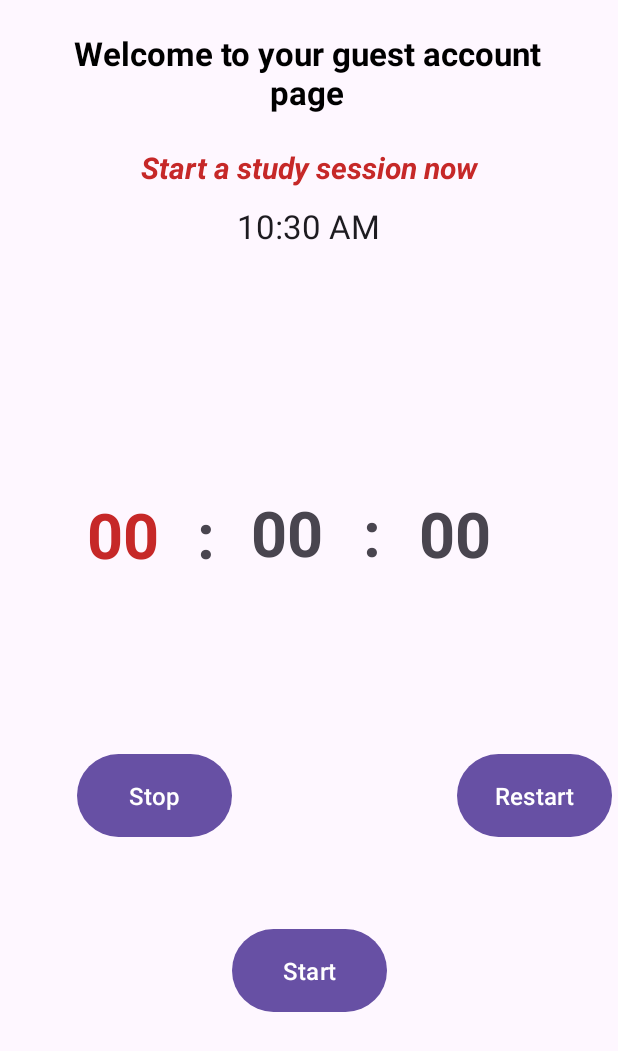
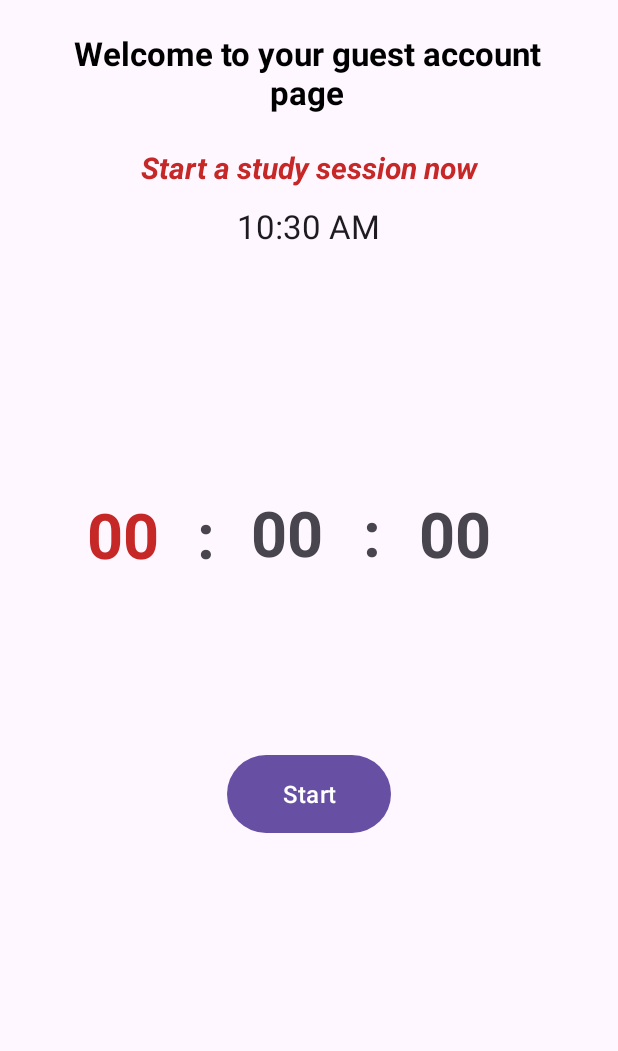
Before and after one commit to ChesaDavid/StudyTimeApp, an Android app: the Guest screen opened directly, with no data from a screen before it, on a phone screen of 412 x 824 dp. Shown: the top 1051 px of the screen. Run offline under Robolectric (Android 15) with nearby library versions, the phone set to English and light mode, and no system bars.

Commit message:
guest done

```diff
--- a/app/src/main/res/layout/activity_guest.xml
+++ b/app/src/main/res/layout/activity_guest.xml
@@ -136,24 +136,23 @@
 
     <Button
         android:id="@+id/start"
-        android:layout_width="103dp"
-        android:layout_height="63dp"
+        android:layout_width="109dp"
+        android:layout_height="60dp"
         android:text="@string/startBtn"
         android:textSize="16sp"
         app:layout_constraintBottom_toBottomOf="parent"
         app:layout_constraintEnd_toEndOf="parent"
-        app:layout_constraintHorizontal_bias="0.502"
         app:layout_constraintStart_toStartOf="parent"
         app:layout_constraintTop_toBottomOf="@+id/min"
-        app:layout_constraintVertical_bias="0.614" />
+        app:layout_constraintVertical_bias="0.304" />
 
     <Button
         android:id="@+id/restart"
-
+        android:visibility="gone"
         android:layout_width="103dp"
         android:layout_height="63dp"
         android:layout_marginEnd="4dp"
-        android:text="@string/restart"
+        android:text="@string/pause"
         android:textSize="16sp"
         app:layout_constraintBottom_toBottomOf="parent"
         app:layout_constraintEnd_toEndOf="parent"
@@ -164,11 +163,12 @@
         android:id="@+id/stop"
         android:layout_width="103dp"
         android:layout_height="63dp"
+        android:visibility="gone"
         android:text="@string/stop"
         android:textSize="16sp"
         app:layout_constraintBottom_toBottomOf="parent"
         app:layout_constraintEnd_toStartOf="@+id/start"
-        app:layout_constraintHorizontal_bias="1.0"
+        app:layout_constraintHorizontal_bias="0.484"
         app:layout_constraintStart_toStartOf="parent"
         app:layout_constraintTop_toBottomOf="@+id/hour"
         app:layout_constraintVertical_bias="0.298" />
--- a/app/src/main/res/values/strings.xml
+++ b/app/src/main/res/values/strings.xml
@@ -1,5 +1,5 @@
 <resources>
-    <string name="app_name">StudyTimer</string>
+    <string name="app_name">StudyTime</string>
     <!-- Strings used for fragments for navigation -->
     <string name="first_fragment_label">First Fragment</string>
     <string name="second_fragment_label">Second Fragment</string>
@@ -24,4 +24,5 @@
     <string name="startBtn">Start</string>
     <string name="restart">Restart</string>
     <string name="stop">Stop</string>
+    <string name="pause">Pause</string>
 </resources>
```
Also changed, not shown: app/src/main/java/com/example/studytimerappcode/Guest.java (+23 -6 lines).
